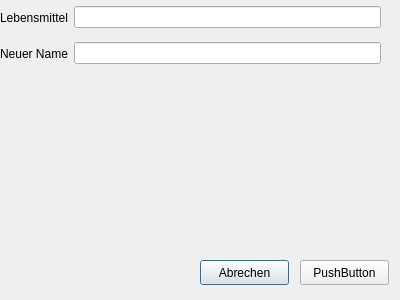
First picture: the form in formedit.ui, repository RaGri42/GroceryList, before the edit.
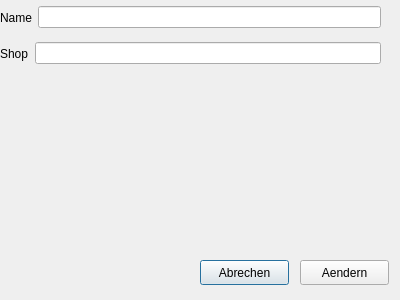
Second picture: the form after the edit.

```diff
--- a/formedit.ui
+++ b/formedit.ui
@@ -39,12 +39,16 @@
     <item>
      <widget class="QLabel" name="label">
       <property name="text">
-       <string>Lebensmittel</string>
+       <string>Name</string>
       </property>
      </widget>
     </item>
     <item>
-     <widget class="QLineEdit" name="lineEdit"/>
+     <widget class="QLineEdit" name="lineEdit">
+      <property name="readOnly">
+       <bool>true</bool>
+      </property>
+     </widget>
     </item>
    </layout>
   </widget>
@@ -58,7 +62,7 @@
     </rect>
    </property>
    <property name="text">
-    <string>PushButton</string>
+    <string>Aendern</string>
    </property>
   </widget>
   <widget class="QWidget" name="layoutWidget">
@@ -74,7 +78,7 @@
     <item>
      <widget class="QLabel" name="label_2">
       <property name="text">
-       <string>Neuer Name</string>
+       <string>Shop</string>
       </property>
      </widget>
     </item>
```
